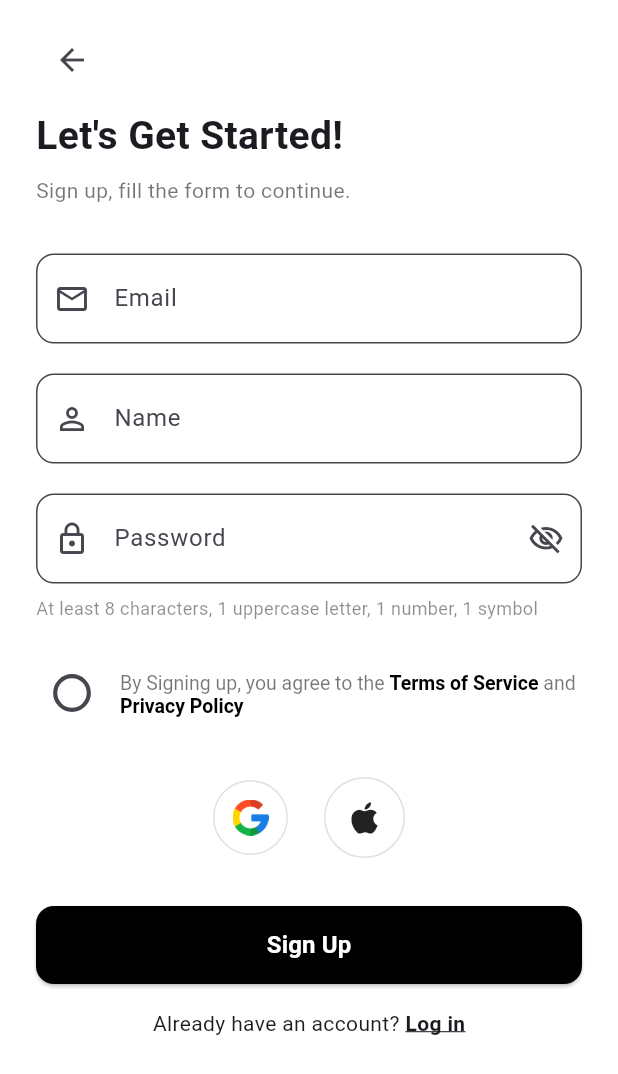
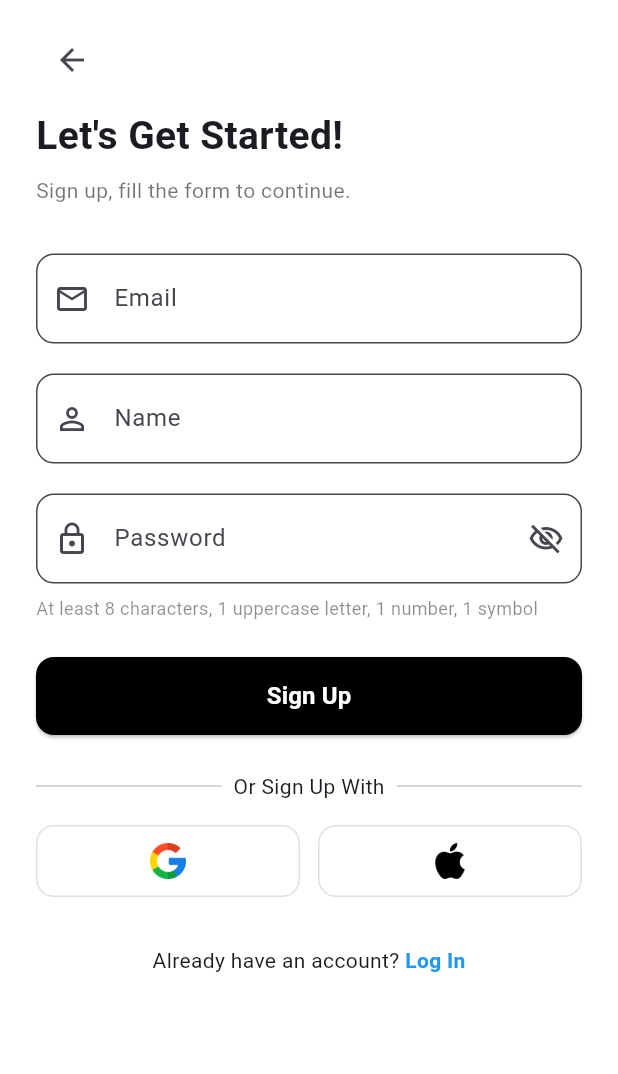
Before and after one commit to moizzulfiqar24/roohbaru_app, a Flutter app: the screen it shows after launch, after a tap on "Sign Up", on a phone screen of 412 x 824 dp. Shown: the top 1074 px of the screen. Run offline on Flutter 3.47's test engine with Material 3 defaults, Android fonts, the phone set to English and light mode, and no system bars; our stand-ins replace bloc, cloud_firestore, equatable, file_picker, firebase_auth, firebase_core and 4 more; accounts and stored records are empty; network calls fail.

Commit message:
UI Improvements

```diff
--- a/lib/screens/home_screen.dart
+++ b/lib/screens/home_screen.dart
@@ -255,7 +255,11 @@ class _HomeScreenState extends State<HomeScreen> {
                                       size: 20,
                                       color: Colors.black87,
                                     ),
-                                    onPressed: () {},
+                                    onPressed: () {
+                                      context
+                                          .read<AuthBloc>()
+                                          .add(SignOutRequested());
+                                    },
                                   ),
                                 ),
                               ),
--- a/lib/screens/login_screen.dart
+++ b/lib/screens/login_screen.dart
@@ -141,7 +141,7 @@ class _LoginScreenState extends State<LoginScreen> {
                     Expanded(child: Divider()),
                     Padding(
                       padding: EdgeInsets.symmetric(horizontal: 8),
-                      child: Text('Or login with'),
+                      child: Text('Or Log In With'),
                     ),
                     Expanded(child: Divider()),
                   ],
@@ -176,7 +176,7 @@ class _LoginScreenState extends State<LoginScreen> {
                       child: Text(
                         'Sign up',
                         style: TextStyle(
-                          color: Theme.of(context).colorScheme.primary,
+                          color: Colors.blue,
                           fontWeight: FontWeight.w600,
                         ),
                       ),
--- a/lib/screens/signup_screen.dart
+++ b/lib/screens/signup_screen.dart
@@ -1,5 +1,6 @@
 import 'package:flutter/material.dart';
 import 'package:flutter_bloc/flutter_bloc.dart';
+import 'package:roohbaru_app/widgets/social_button.dart';
 import '../blocs/auth_bloc.dart';
 import '../blocs/auth_event.dart';
 import '../blocs/auth_state.dart';
@@ -58,12 +59,12 @@ class _SignupScreenState extends State<SignupScreen> {
 
     if (!_isPasswordValid) return;
 
-    if (!_agreedToTerms) {
-      ScaffoldMessenger.of(context).showSnackBar(
-        const SnackBar(content: Text("Please agree to the terms first.")),
-      );
-      return;
-    }
+    // if (!_agreedToTerms) {
+    //   ScaffoldMessenger.of(context).showSnackBar(
+    //     const SnackBar(content: Text("Please agree to the terms first.")),
+    //   );
+    //   return;
+    // }
 
     context.read<AuthBloc>().add(
           EmailSignUpRequested(name: name, email: email, password: pass),
@@ -185,80 +186,80 @@ class _SignupScreenState extends State<SignupScreen> {
                     ),
                   ),
                   const SizedBox(height: 24),
-                  Row(
-                    crossAxisAlignment: CrossAxisAlignment.start,
-                    children: [
-                      Transform.scale(
-                        scale: 1.4,
-                        child: Checkbox(
-                          value: _agreedToTerms,
-                          shape: const CircleBorder(),
-                          onChanged: (val) =>
-                              setState(() => _agreedToTerms = val ?? false),
-                        ),
-                      ),
-                      const SizedBox(width: 8),
-                      Expanded(
-                        child: Padding(
-                          padding: const EdgeInsets.only(top: 10),
-                          child: RichText(
-                            text: const TextSpan(
-                              style: TextStyle(
-                                  fontSize: 13, color: Colors.black54),
-                              children: [
-                                TextSpan(
-                                    text: 'By Signing up, you agree to the '),
-                                TextSpan(
-                                  text: 'Terms of Service',
-                                  style: TextStyle(
-                                      fontWeight: FontWeight.bold,
-                                      color: Colors.black),
-                                ),
-                                TextSpan(text: ' and '),
-                                TextSpan(
-                                  text: 'Privacy Policy',
-                                  style: TextStyle(
-                                      fontWeight: FontWeight.bold,
-                                      color: Colors.black),
-                                ),
-                              ],
-                            ),
-                          ),
-                        ),
-                      ),
-                    ],
-                  ),
-                  const SizedBox(height: 32),
-                  Row(
-                    mainAxisAlignment: MainAxisAlignment.center,
-                    children: [
-                      GestureDetector(
-                        onTap: _handleGoogleSignIn,
-                        child: Container(
-                          padding: const EdgeInsets.all(12),
-                          decoration: BoxDecoration(
-                            shape: BoxShape.circle,
-                            border: Border.all(color: Colors.grey.shade300),
-                          ),
-                          child: Image.asset(
-                            'assets/images/google.png',
-                            height: 24,
-                            width: 24,
-                          ),
-                        ),
-                      ),
-                      const SizedBox(width: 24),
-                      Container(
-                        padding: const EdgeInsets.all(12),
-                        decoration: BoxDecoration(
-                          shape: BoxShape.circle,
-                          border: Border.all(color: Colors.grey.shade300),
-                        ),
-                        child: const Icon(Icons.apple, size: 28),
-                      ),
-                    ],
-                  ),
-                  const SizedBox(height: 32),
+                  // Row(
+                  //   crossAxisAlignment: CrossAxisAlignment.start,
+                  //   children: [
+                  //     Transform.scale(
+                  //       scale: 1.4,
+                  //       child: Checkbox(
+                  //         value: _agreedToTerms,
+                  //         shape: const CircleBorder(),
+                  //         onChanged: (val) =>
+                  //             setState(() => _agreedToTerms = val ?? false),
+                  //       ),
+                  //     ),
+                  //     const SizedBox(width: 8),
+                  //     Expanded(
+                  //       child: Padding(
+                  //         padding: const EdgeInsets.only(top: 10),
+                  //         child: RichText(
+                  //           text: const TextSpan(
+                  //             style: TextStyle(
+                  //                 fontSize: 13, color: Colors.black54),
+                  //             children: [
+                  //               TextSpan(
+                  //                   text: 'By Signing up, you agree to the '),
+                  //               TextSpan(
+                  //                 text: 'Terms of Service',
+                  //                 style: TextStyle(
+                  //                     fontWeight: FontWeight.bold,
+                  //                     color: Colors.black),
+                  //               ),
+                  //               TextSpan(text: ' and '),
+                  //               TextSpan(
+                  //                 text: 'Privacy Policy',
+                  //                 style: TextStyle(
+                  //                     fontWeight: FontWeight.bold,
+                  //                     color: Colors.black),
+                  //               ),
+                  //             ],
+                  //           ),
+                  //         ),
+                  //       ),
+                  //     ),
+                  //   ],
+                  // ),
+                  // const SizedBox(height: 32),
+                  // Row(
+                  //   mainAxisAlignment: MainAxisAlignment.center,
+                  //   children: [
+                  //     GestureDetector(
+                  //       onTap: _handleGoogleSignIn,
+                  //       child: Container(
+                  //         padding: const EdgeInsets.all(12),
+                  //         decoration: BoxDecoration(
+                  //           shape: BoxShape.circle,
+                  //           border: Border.all(color: Colors.grey.shade300),
+                  //         ),
+                  //         child: Image.asset(
+                  //           'assets/images/google.png',
+                  //           height: 24,
+                  //           width: 24,
+                  //         ),
+                  //       ),
+                  //     ),
+                  //     const SizedBox(width: 24),
+                  //     Container(
+                  //       padding: const EdgeInsets.all(12),
+                  //       decoration: BoxDecoration(
+                  //         shape: BoxShape.circle,
+                  //         border: Border.all(color: Colors.grey.shade300),
+                  //       ),
+                  //       child: const Icon(Icons.apple, size: 28),
+                  //     ),
+                  //   ],
+                  // ),
+                  // const SizedBox(height: 32),
                   BlocBuilder<AuthBloc, AuthState>(
                     builder: (context, state) {
                       if (state is AuthLoading) {
@@ -271,30 +272,82 @@ class _SignupScreenState extends State<SignupScreen> {
                       );
                     },
                   ),
+                  // const SizedBox(height: 16),
+                  // Row(
+                  //   mainAxisAlignment: MainAxisAlignment.center,
+                  //   children: [
+                  //     const Text("Already have an account? "),
+                  //     GestureDetector(
+                  //       onTap: () {
+                  //         Navigator.pushReplacement(
+                  //           context,
+                  //           MaterialPageRoute(
+                  //               builder: (_) => const LoginScreen()),
+                  //         );
+                  //       },
+                  //       child: const Text(
+                  //         'Log in',
+                  //         style: TextStyle(
+                  //           fontWeight: FontWeight.bold,
+                  //           decoration: TextDecoration.underline,
+                  //         ),
+                  //       ),
+                  //     ),
+                  //   ],
+                  // ),
+                  // const SizedBox(height: 32),
+                  const SizedBox(height: 24),
+                  Row(
+                    children: const [
+                      Expanded(child: Divider()),
+                      Padding(
+                        padding: EdgeInsets.symmetric(horizontal: 8),
+                        child: Text('Or Sign Up With'),
+                      ),
+                      Expanded(child: Divider()),
+                    ],
+                  ),
                   const SizedBox(height: 16),
+                  Row(
+                    children: [
+                      SocialButton(
+                        assetPath: 'assets/images/google.png',
+                        onTap: () => context
+                            .read<AuthBloc>()
+                            .add(GoogleSignInRequested()),
+                      ),
+                      const SizedBox(width: 12),
+                      SocialButton(
+                        assetPath: 'assets/images/apple.png',
+                        onTap: () {
+                          // TODO: implement Apple Sign In
+                        },
+                      ),
+                    ],
+                  ),
+                  const SizedBox(height: 32),
                   Row(
                     mainAxisAlignment: MainAxisAlignment.center,
                     children: [
                       const Text("Already have an account? "),
                       GestureDetector(
-                        onTap: () {
-                          Navigator.pushReplacement(
-                            context,
-                            MaterialPageRoute(
-                                builder: (_) => const LoginScreen()),
-                          );
-                        },
-                        child: const Text(
-                          'Log in',
+                        onTap: () => Navigator.push(
+                          context,
+                          MaterialPageRoute(
+                              builder: (_) => const LoginScreen()),
+                        ),
+                        child: Text(
+                          'Log In',
                           style: TextStyle(
-                            fontWeight: FontWeight.bold,
-                            decoration: TextDecoration.underline,
+                            // color: Theme.of(context).colorScheme.primary,
+                            color: Colors.blue,
+                            fontWeight: FontWeight.w600,
+                            // decoration: TextDecoration.underline,
                           ),
                         ),
                       ),
                     ],
                   ),
-                  const SizedBox(height: 32),
                 ],
               ),
             ),
```
